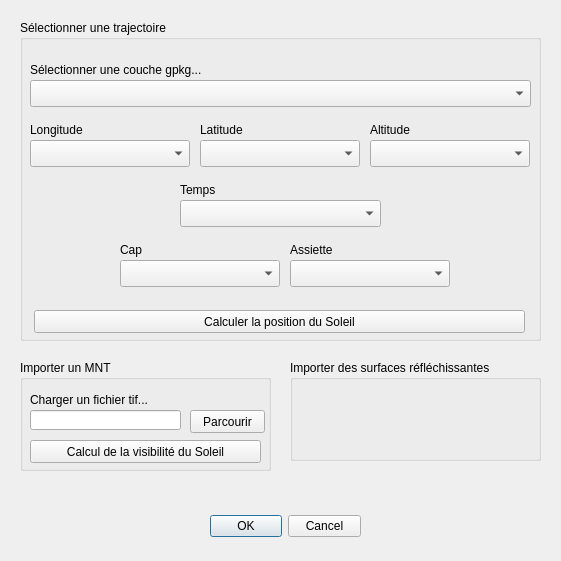
Old version of the form eblouissement/Eblouissement_dialog_base.ui in the repository PaulCllch/BEA.
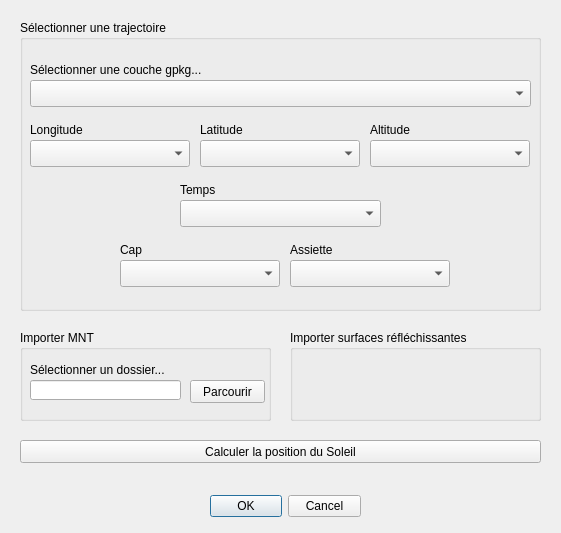
New version of the form. Custom widgets are drawn as their Qt base class.

Commit message: Eblouissement_ver2

The edit to the form file:
```diff
--- a/eblouissement/Eblouissement_dialog_base.ui
+++ b/eblouissement/Eblouissement_dialog_base.ui
@@ -7,7 +7,7 @@
     <x>0</x>
     <y>0</y>
     <width>561</width>
-    <height>561</height>
+    <height>533</height>
    </rect>
   </property>
   <property name="windowTitle">
@@ -17,7 +17,7 @@
    <property name="geometry">
     <rect>
      <x>210</x>
-     <y>510</y>
+     <y>490</y>
      <width>151</width>
      <height>32</height>
     </rect>
@@ -35,7 +35,7 @@
      <x>20</x>
      <y>20</y>
      <width>521</width>
-     <height>321</height>
+     <height>291</height>
     </rect>
    </property>
    <property name="title">
@@ -202,31 +202,18 @@
      <string>Assiette</string>
     </property>
    </widget>
-   <widget class="QPushButton" name="button_sun_pos_calc">
-    <property name="geometry">
-     <rect>
-      <x>14</x>
-      <y>290</y>
-      <width>491</width>
-      <height>23</height>
-     </rect>
-    </property>
-    <property name="text">
-     <string>Calculer la position du Soleil</string>
-    </property>
-   </widget>
   </widget>
   <widget class="QGroupBox" name="mnt">
    <property name="geometry">
     <rect>
      <x>20</x>
-     <y>360</y>
+     <y>330</y>
      <width>251</width>
-     <height>111</height>
+     <height>91</height>
     </rect>
    </property>
    <property name="title">
-    <string>Importer un MNT</string>
+    <string>Importer MNT</string>
    </property>
    <widget class="QPushButton" name="parcourir_mnt">
     <property name="geometry">
@@ -251,7 +238,7 @@
      </rect>
     </property>
     <property name="text">
-     <string>Charger un fichier tif...</string>
+     <string>Sélectionner un dossier...</string>
     </property>
    </widget>
    <widget class="QLineEdit" name="text_mnt">
@@ -264,31 +251,31 @@
      </rect>
     </property>
    </widget>
-   <widget class="QPushButton" name="button_vis_calc">
-    <property name="geometry">
-     <rect>
-      <x>10</x>
-      <y>80</y>
-      <width>231</width>
-      <height>23</height>
-     </rect>
-    </property>
-    <property name="text">
-     <string>Calcul de la visibilité du Soleil</string>
-    </property>
-   </widget>
   </widget>
   <widget class="QGroupBox" name="surfreflecto">
    <property name="geometry">
     <rect>
      <x>290</x>
-     <y>360</y>
+     <y>330</y>
      <width>251</width>
-     <height>101</height>
+     <height>91</height>
     </rect>
    </property>
    <property name="title">
-    <string>Importer des surfaces réfléchissantes</string>
+    <string>Importer surfaces réfléchissantes</string>
+   </property>
+  </widget>
+  <widget class="QPushButton" name="button_sun_pos_calc">
+   <property name="geometry">
+    <rect>
+     <x>20</x>
+     <y>440</y>
+     <width>521</width>
+     <height>23</height>
+    </rect>
+   </property>
+   <property name="text">
+    <string>Calculer la position du Soleil</string>
    </property>
   </widget>
  </widget>
```
The commit also changes 14 other files.
